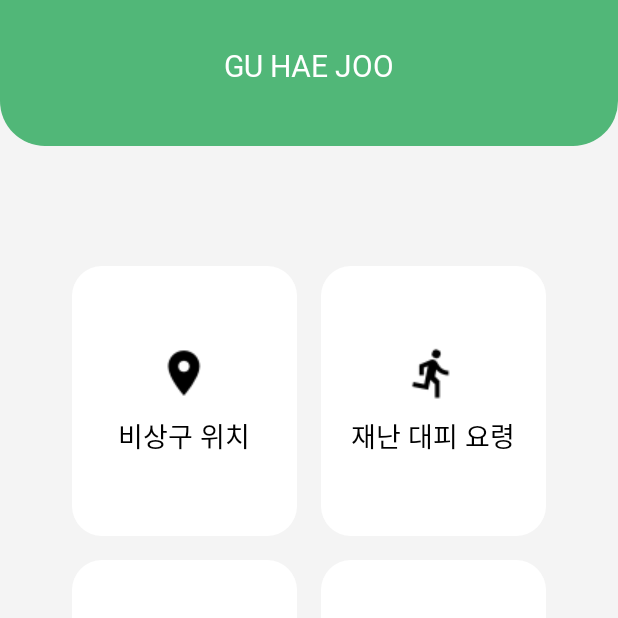
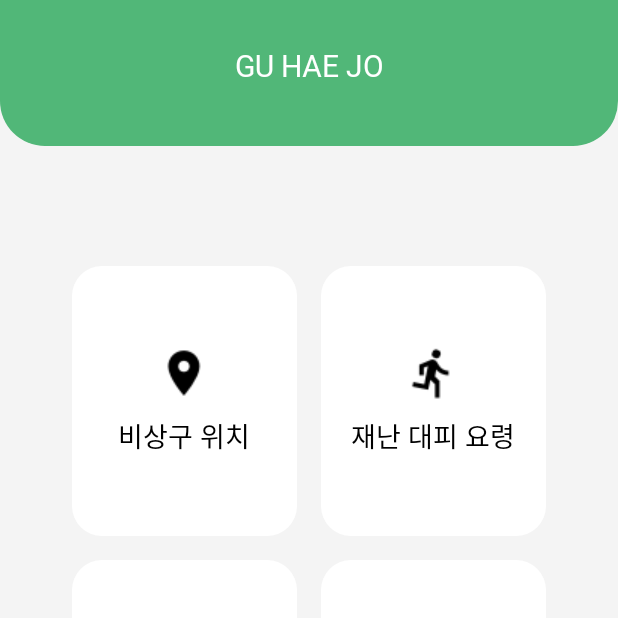
Before and after one commit to nykwon11/EXIT_APP, an Android app: the screen it shows after launch (MainActivity), on a phone screen of 412 x 824 dp, the top half of it. Run offline under Robolectric (Android 15) with nearby library versions, the phone set to English and light mode, and no system bars.

Commit message:
10월 17일 16:29 수정본

```diff
--- /dev/null
+++ b/app/src/main/java/com/example/myapplication/FirstScreenActivity.java
@@ -0,0 +1,20 @@
+package com.example.myapplication;
+
+import android.app.Activity;
+import android.content.Intent;
+import android.os.Bundle;
+
+public class FirstScreenActivity extends Activity {
+    @Override
+    protected void onCreate(Bundle savedInstanceState) {
+        super .onCreate(savedInstanceState);
+
+        try{
+            Thread.sleep(1500);
+        }catch (InterruptedException e) {
+            e.printStackTrace();
+        }
+        startActivity(new Intent(this,MainActivity.class));
+        finish();
+    }
+}
--- a/app/src/main/res/layout/activity_main.xml
+++ b/app/src/main/res/layout/activity_main.xml
@@ -20,7 +20,7 @@
             android:fontFamily="@font/nanum_b"
             android:gravity="center"
             android:textColor="#FFFFFF"
-            android:text="GU HAE JOO"
+            android:text="GU HAE JO"
             android:layout_marginTop="30dp"
             android:layout_marginBottom="40dp"/>
 
--- a/app/src/main/res/values/styles.xml
+++ b/app/src/main/res/values/styles.xml
@@ -8,6 +8,9 @@
         <item name="windowNoTitle">true</item>
     </style>
 
+    <style name="FirstScreenTheme" parent="@android:style/Theme.Light.NoTitleBar">
+        <item name="android:windowBackground">@drawable/firstscreen</item>
+    </style>
 
 
 </resources>
```
Also changed, not shown: app/src/main/AndroidManifest.xml (+9 -4 lines), app/src/main/res/drawable-v24/firstscreen.png (added), app/src/main/res/drawable-v24/icon.png (added).
